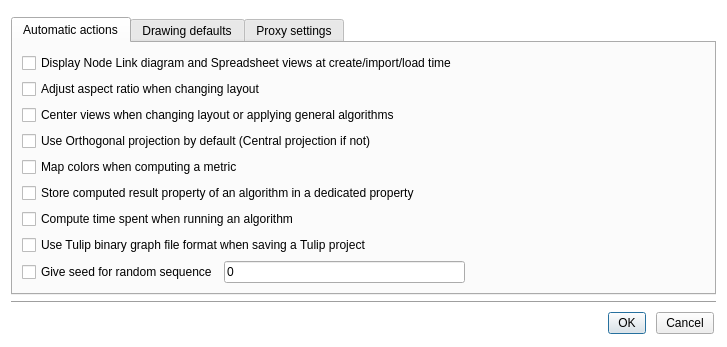
Tulip-Dev/tulip, file plugins/perspective/GraphPerspective/designer/PreferencesDialog.ui: the form before one commit.
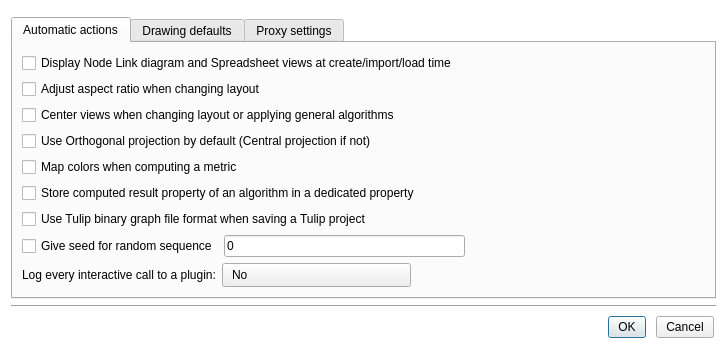
The form after the commit. Icons and pictures are not drawn. Custom widgets are drawn as their Qt base class.

Commit message: Tulip preferences dialog improvements: allow to log every interactive call to a plugin, and display the execution time if needed

The edit to the form file:
```diff
--- a/plugins/perspective/GraphPerspective/designer/PreferencesDialog.ui
+++ b/plugins/perspective/GraphPerspective/designer/PreferencesDialog.ui
@@ -185,16 +185,6 @@
            </property>
           </widget>
          </item>
-         <item>
-          <widget class="QCheckBox" name="runningTimeComputedCheck">
-           <property name="toolTip">
-            <string>&lt;html&gt;&lt;body&gt;&lt;p&gt;The time spent in an algorithm computation will be displayed in the message box.&lt;/p&gt;&lt;/body&gt;&lt;/html&gt;</string>
-           </property>
-           <property name="text">
-            <string>Compute time spent when running an algorithm</string>
-           </property>
-          </widget>
-         </item>
          <item>
           <widget class="QCheckBox" name="usetlpbformat">
            <property name="toolTip">
@@ -243,6 +233,58 @@
            </item>
           </layout>
          </item>
+         <item>
+          <layout class="QHBoxLayout" name="horizontalLayout_8">
+           <item>
+            <widget class="QLabel" name="logLabel">
+             <property name="toolTip">
+              <string>Choose whether you want to log every  interactive call to an algorithm, an export or import plugin.&lt;br/&gt; The execution time can be logged too.</string>
+             </property>
+             <property name="styleSheet">
+              <string notr="true">QLabel  {font-style: normal }</string>
+             </property>
+             <property name="text">
+              <string>Log every interactive call to a plugin:</string>
+             </property>
+            </widget>
+           </item>
+           <item>
+            <widget class="QComboBox" name="logCombo">
+             <property name="toolTip">
+              <string>Choose whether you want to log every  interactive call to an algorithm, an export or import plugin.&lt;br/&gt; The execution time can be logged too.</string>
+             </property>
+             <item>
+              <property name="text">
+               <string>No</string>
+              </property>
+             </item>
+             <item>
+              <property name="text">
+               <string>Yes</string>
+              </property>
+             </item>
+             <item>
+              <property name="text">
+               <string>Yes, with the execution time</string>
+              </property>
+             </item>
+            </widget>
+           </item>
+           <item>
+            <spacer name="horizontalSpacer_5">
+             <property name="orientation">
+              <enum>Qt::Horizontal</enum>
+             </property>
+             <property name="sizeHint" stdset="0">
+              <size>
+               <width>40</width>
+               <height>20</height>
+              </size>
+             </property>
+            </spacer>
+           </item>
+          </layout>
+         </item>
         </layout>
        </item>
       </layout>
```
Left out of the diff: 2 changed lines with no effect on the pictures. The commit also changes 3 other files.
